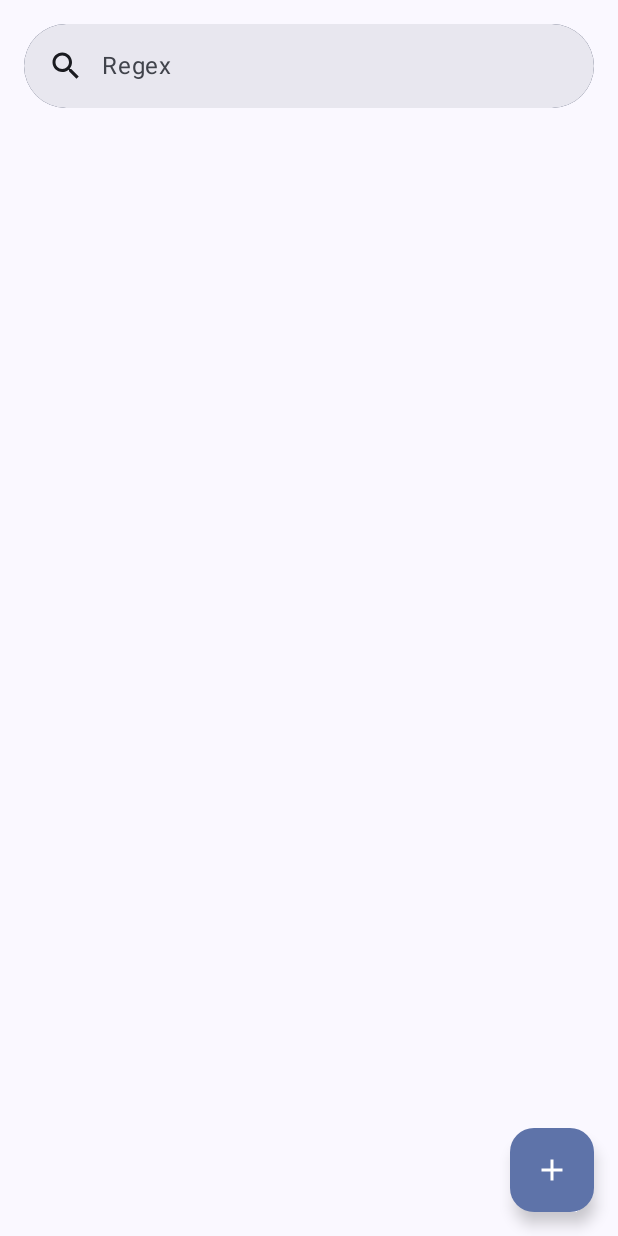
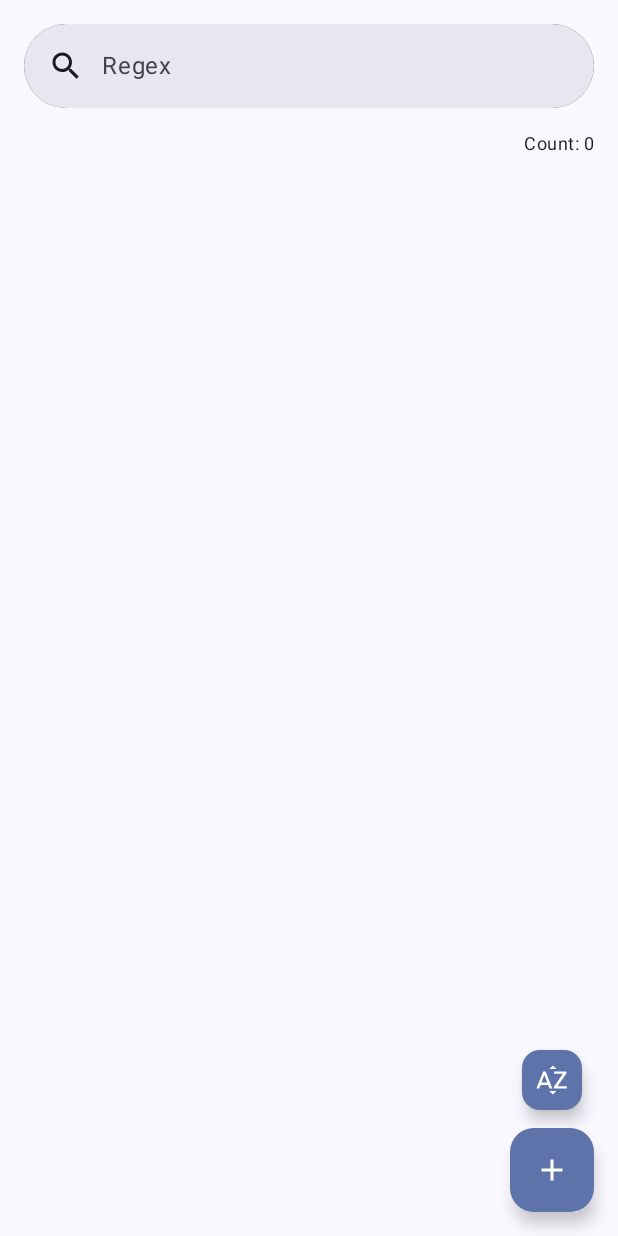
Before and after one commit to trippntechnology/RegexWordFinder, an Android app built with Jetpack Compose: the screen it shows after launch (MainActivity), on a phone screen of 412 x 824 dp. Run offline under Robolectric (Android 15) with nearby library versions, the phone set to English and light mode, and no system bars; our stand-ins replace Dagger/Hilt's generated code; libraries missing offline, so code that uses them is left out: okio.assetfilesystem.asFileSystem; 4 statements that could not run were skipped.

Commit message:
feat: Upgrade Kotlin, AGP, and dependencies; Add sorting by lowest scrabble score.
This commit updates the project to use Kotlin 2.1.10, Android Gradle Plugin (AGP) 8.8.1, and other library upgrades. It also adds the ability to sort search results by their potential Scrabble score.

- Updates Kotlin version to 2.1.10.
- Upgrades AGP to 8.8.1.
- Updates the `androidx.compose.bom` to `2025.02.00`
- Adds `androidx.compose.material:material-icons-extended` dependency to use extended material design icons.
- Upgrades Okio to 3.10.2.
- Adds `onOrderByMostLikely` to the `MainActivityUiState` and `MainActivityViewModel`.
- Adds a SmallFloatingActionButton to sort results in the `MainActivityScreen`.
- Modifies `MainActivityViewModel` to handle the sorting and get scrabble score of each word.
- Adds a Text to display the result count in `MainActivityScreen`.
- Upgrades ksp version to `2.1.10-1.0.29`

```diff
--- a/app/build.gradle.kts
+++ b/app/build.gradle.kts
@@ -50,6 +50,7 @@ dependencies {
     debugImplementation(libs.androidx.ui.test.manifest)
     debugImplementation(libs.androidx.ui.tooling)
     implementation(libs.androidx.activity.compose)
+    implementation(libs.androidx.compose.material.icons.extended)
     implementation(libs.androidx.core.ktx)
     implementation(libs.androidx.hilt.navigation.compose)
     implementation(libs.androidx.lifecycle.runtime.ktx)
@@ -67,5 +68,4 @@ dependencies {
     kspTest(libs.google.dagger.compiler)
     testImplementation(libs.assertk)
     testImplementation(libs.junit)
-
 }
--- a/app/src/main/java/com/trippntechnology/regexwordfinder/ux/mainactivity/MainActivityScreen.kt
+++ b/app/src/main/java/com/trippntechnology/regexwordfinder/ux/mainactivity/MainActivityScreen.kt
@@ -11,16 +11,21 @@ import androidx.compose.foundation.lazy.LazyColumn
 import androidx.compose.foundation.lazy.items
 import androidx.compose.material.icons.Icons
 import androidx.compose.material.icons.filled.Add
+import androidx.compose.material.icons.filled.SortByAlpha
 import androidx.compose.material3.FloatingActionButton
 import androidx.compose.material3.Icon
+import androidx.compose.material3.MaterialTheme
 import androidx.compose.material3.Scaffold
+import androidx.compose.material3.SmallFloatingActionButton
 import androidx.compose.material3.Text
 import androidx.compose.runtime.Composable
 import androidx.compose.runtime.LaunchedEffect
 import androidx.compose.runtime.getValue
+import androidx.compose.ui.Alignment
 import androidx.compose.ui.Modifier
 import androidx.compose.ui.focus.FocusRequester
 import androidx.compose.ui.focus.focusRequester
+import androidx.compose.ui.text.style.TextAlign
 import androidx.compose.ui.text.style.TextOverflow
 import androidx.compose.ui.tooling.preview.PreviewLightDark
 import androidx.compose.ui.unit.dp
@@ -47,10 +52,11 @@ private fun MainActivityContent(uiState: MainActivityUiState) {
             .fillMaxSize()
             .imePadding(),
         floatingActionButton = {
-            FloatingActionButton(onClick = uiState.onAddQuery) {
-                Icon(imageVector = Icons.Filled.Add, contentDescription = "Add")
+            Column(verticalArrangement = Arrangement.spacedBy(8.dp), horizontalAlignment = Alignment.CenterHorizontally) {
+                if (results.size < 10000) SmallFloatingActionButton(onClick = uiState.onOrderByMostLikely) { Icon(imageVector = Icons.Default.SortByAlpha, contentDescription = "Sort") }
+                FloatingActionButton(onClick = uiState.onAddQuery) { Icon(imageVector = Icons.Filled.Add, contentDescription = "Add") }
             }
-        }
+        },
     ) { paddingValues ->
         Column(
             modifier = Modifier
@@ -74,6 +80,9 @@ private fun MainActivityContent(uiState: MainActivityUiState) {
                         onClear = { uiState.onClearQuery(index) }
                     )
                 }
+                Text(modifier = Modifier
+                    .fillMaxWidth()
+                    .padding(bottom = 8.dp), text = "Count: ${results.size}", textAlign = TextAlign.End, style = MaterialTheme.typography.bodySmall)
             }
             LazyColumn {
                 items(results.chunked(2)) { result ->
--- a/app/src/main/java/com/trippntechnology/regexwordfinder/ux/mainactivity/MainActivityUiState.kt
+++ b/app/src/main/java/com/trippntechnology/regexwordfinder/ux/mainactivity/MainActivityUiState.kt
@@ -11,4 +11,5 @@ data class MainActivityUiState(
     val onQueryChange: (Int, String) -> Unit = { _, _ -> },
     val onRemoveQuery: (Int) -> Unit = {},
     val onSearch: () -> Unit = {},
+    val onOrderByMostLikely: () -> Unit = {},
 )
--- a/app/src/main/java/com/trippntechnology/regexwordfinder/ux/mainactivity/MainActivityViewModel.kt
+++ b/app/src/main/java/com/trippntechnology/regexwordfinder/ux/mainactivity/MainActivityViewModel.kt
@@ -47,7 +47,8 @@ class MainActivityViewModel @Inject constructor(
                 mutableList
             }
             onSearch()
-        }
+        },
+        onOrderByMostLikely = { resultsFlow.update { words -> words.sortedBy { getScrabbleScore(it) }/*.map { "$it (${getScrabbleScore(it)})" }*/ } }
     )
 
     init {
@@ -59,7 +60,7 @@ class MainActivityViewModel @Inject constructor(
         resultsFlow.value = words.keys.toList()
     }
 
-    fun onQueryChange(index: Int, query: String) {
+    private fun onQueryChange(index: Int, query: String) {
         queriesFlow.update { list ->
             val mutableList = list.toMutableList()
             mutableList[index] = query
@@ -67,7 +68,7 @@ class MainActivityViewModel @Inject constructor(
         }
     }
 
-    fun onSearch() {
+    private fun onSearch() {
         resultsFlow.value = words.keys.toList()
         queriesFlow.value.forEach { query ->
             resultsFlow.value = if (query.isNotBlank()) {
@@ -80,4 +81,13 @@ class MainActivityViewModel @Inject constructor(
             } else resultsFlow.value
         }
     }
+
+    private fun getScrabbleScore(word: String): Int = word.sumOf { char -> scrabbleLetterValues[char.uppercaseChar()] ?: 10 }
+
+    companion object {
+        private val scrabbleLetterValues = mapOf(
+            'A' to 1, 'B' to 3, 'C' to 3, 'D' to 2, 'E' to 1, 'F' to 4, 'G' to 2, 'H' to 4, 'I' to 1, 'J' to 8, 'K' to 5, 'L' to 1, 'M' to 3,
+            'N' to 1, 'O' to 1, 'P' to 3, 'Q' to 10, 'R' to 1, 'S' to 1, 'T' to 1, 'U' to 1, 'V' to 4, 'W' to 4, 'X' to 8, 'Y' to 4, 'Z' to 10
+        )
+    }
 }
```
Also changed, not shown: gradle/libs.versions.toml (+7 -5 lines).
